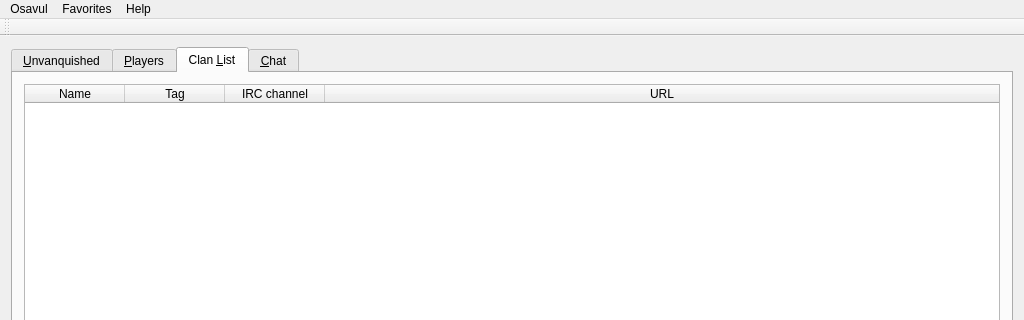
This is mainwindow.ui in Unvanquished/Osavul as Qt 5 draws it before an edit; both pictures show x 0 to 1024 and y 0 to 320 of the 1024 by 768 pixel window. The edited form follows.
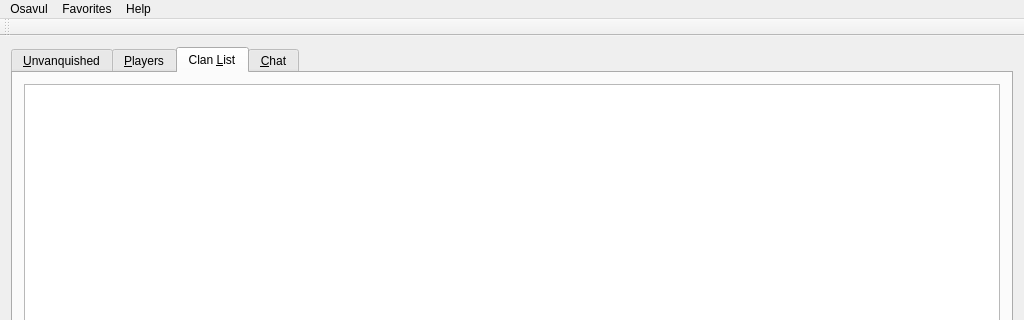
This is the edited form. The open tabs and pages were chosen to show the change.

Commit message: Make all text in the server info region selectable by mouse.

```diff
--- a/mainwindow.ui
+++ b/mainwindow.ui
@@ -542,7 +542,7 @@
            <bool>false</bool>
           </property>
           <attribute name="horizontalHeaderVisible">
-           <bool>true</bool>
+           <bool>false</bool>
           </attribute>
           <attribute name="horizontalHeaderCascadingSectionResizes">
            <bool>true</bool>
```
Left out of the diff: 9 changed lines with no effect on the pictures.
